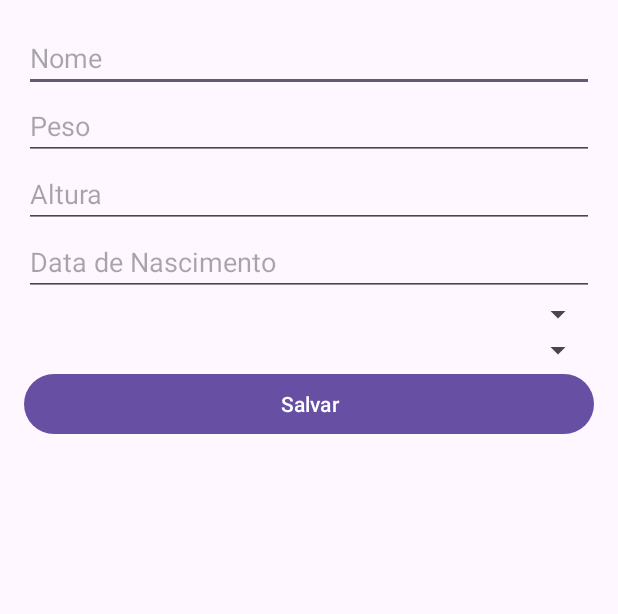
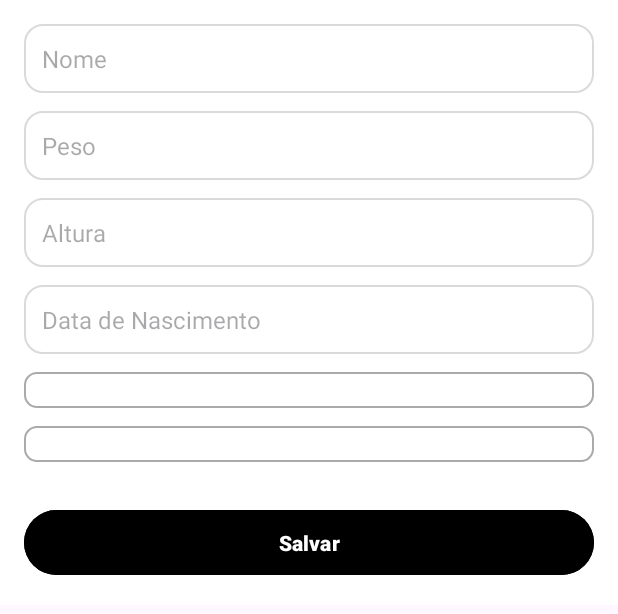
Before and after one commit to Jhennyf/Projeto-Nutrify, an Android app: the layout dialog_edit_profile.xml on its own in the app's theme, with its tools: preview values and no code run, on a phone screen of 412 x 824 dp. Shown: the top 614 px of the screen. Run offline under Robolectric (Android 15) with nearby library versions, the phone set to English and light mode, and no system bars.

Commit message:
:sparkles: feat: adicionando funcionalidade de edit profile

```diff
--- /dev/null
+++ b/app/src/main/res/drawable/rounded_spinner.xml
@@ -0,0 +1,6 @@
+<!-- res/drawable/rounded_spinner.xml -->
+<shape xmlns:android="http://schemas.android.com/apk/res/android">
+    <solid android:color="@android:color/white" />
+    <corners android:radius="8dp" />
+    <stroke android:width="1dp" android:color="@android:color/darker_gray" />
+</shape>
--- a/app/src/main/res/layout/activity_perfil.xml
+++ b/app/src/main/res/layout/activity_perfil.xml
@@ -104,6 +104,7 @@
             android:background="#00D7FF"
             android:padding="12dp"
             android:gravity="center"
+            android:id="@+id/height"
             android:text="180cm\nAltura"
             android:textSize="14sp"
             android:textColor="#FFFFFF"
@@ -117,6 +118,7 @@
             android:layout_weight="1"
             android:background="#00D7FF"
             android:padding="12dp"
+            android:id="@+id/weight"
             android:gravity="center"
             android:text="65kg\nPeso"
             android:textSize="14sp"
@@ -126,6 +128,7 @@
 
         <!-- Idade -->
         <TextView
+            android:id="@+id/age"
             android:layout_width="0dp"
             android:layout_height="wrap_content"
             android:layout_weight="1"
--- a/app/src/main/res/layout/dialog_edit_profile.xml
+++ b/app/src/main/res/layout/dialog_edit_profile.xml
@@ -3,45 +3,77 @@
     android:layout_width="match_parent"
     android:layout_height="wrap_content"
     android:orientation="vertical"
-    android:padding="16dp">
+    android:padding="16dp"
+    android:background="@android:color/white">
 
     <EditText
         android:id="@+id/editTextName"
         android:layout_width="match_parent"
         android:layout_height="wrap_content"
-        android:hint="Nome" />
+        android:hint="Nome"
+        android:background="@drawable/rounded_edit_text"
+        android:padding="12dp"
+        android:textColor="@android:color/black"
+        android:textSize="16sp"
+        android:layout_marginBottom="12dp" />
 
     <EditText
         android:id="@+id/editTextWeight"
         android:layout_width="match_parent"
         android:layout_height="wrap_content"
-        android:hint="Peso" />
+        android:hint="Peso"
+        android:background="@drawable/rounded_edit_text"
+        android:padding="12dp"
+        android:textColor="@android:color/black"
+        android:textSize="16sp"
+        android:layout_marginBottom="12dp" />
 
     <EditText
         android:id="@+id/editTextHeight"
         android:layout_width="match_parent"
         android:layout_height="wrap_content"
-        android:hint="Altura" />
+        android:hint="Altura"
+        android:background="@drawable/rounded_edit_text"
+        android:padding="12dp"
+        android:textColor="@android:color/black"
+        android:textSize="16sp"
+        android:layout_marginBottom="12dp" />
 
     <EditText
         android:id="@+id/editTextDateOfBirth"
         android:layout_width="match_parent"
         android:layout_height="wrap_content"
-        android:hint="Data de Nascimento" />
+        android:hint="Data de Nascimento"
+        android:background="@drawable/rounded_edit_text"
+        android:padding="12dp"
+        android:textColor="@android:color/black"
+        android:textSize="16sp"
+        android:layout_marginBottom="12dp" />
 
     <Spinner
         android:id="@+id/spinnerGender"
         android:layout_width="match_parent"
-        android:layout_height="wrap_content" />
+        android:layout_height="wrap_content"
+        android:background="@drawable/rounded_spinner"
+        android:padding="12dp"
+        android:layout_marginBottom="12dp" />
 
     <Spinner
         android:id="@+id/spinnerGoal"
         android:layout_width="match_parent"
-        android:layout_height="wrap_content" />
+        android:layout_height="wrap_content"
+        android:background="@drawable/rounded_spinner"
+        android:padding="12dp"
+        android:layout_marginBottom="12dp" />
 
     <Button
         android:id="@+id/btnSave"
         android:layout_width="match_parent"
         android:layout_height="wrap_content"
-        android:text="Salvar" />
+        android:text="Salvar"
+        android:backgroundTint="@color/black"
+        android:textColor="@android:color/white"
+        android:textStyle="bold"
+        android:padding="12dp"
+        android:layout_marginTop="16dp" />
 </LinearLayout>
--- a/app/src/main/res/values/colors.xml
+++ b/app/src/main/res/values/colors.xml
@@ -11,5 +11,6 @@
     <color name="pink">#FF4081</color>
     <color name="light_pink">#F8BBD0</color>
     <color name="deep_pink">#880E4F</color>
+    <color name="colorPrimary">#6200EE</color>
     <color name="light_blue">#E0F7FA</color>
 </resources>
```
Also changed, not shown: app/src/main/java/com/example/projeto_nutrify/PerfilActivity.kt (+31 -0 lines).
